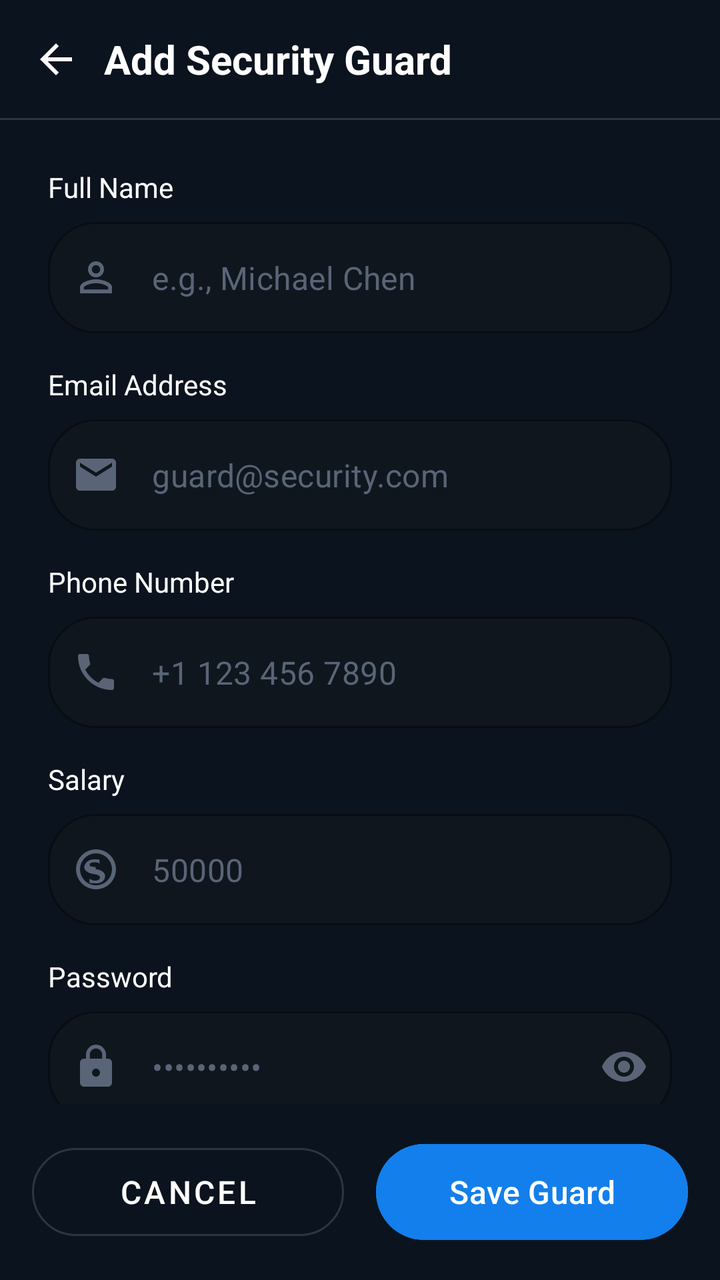
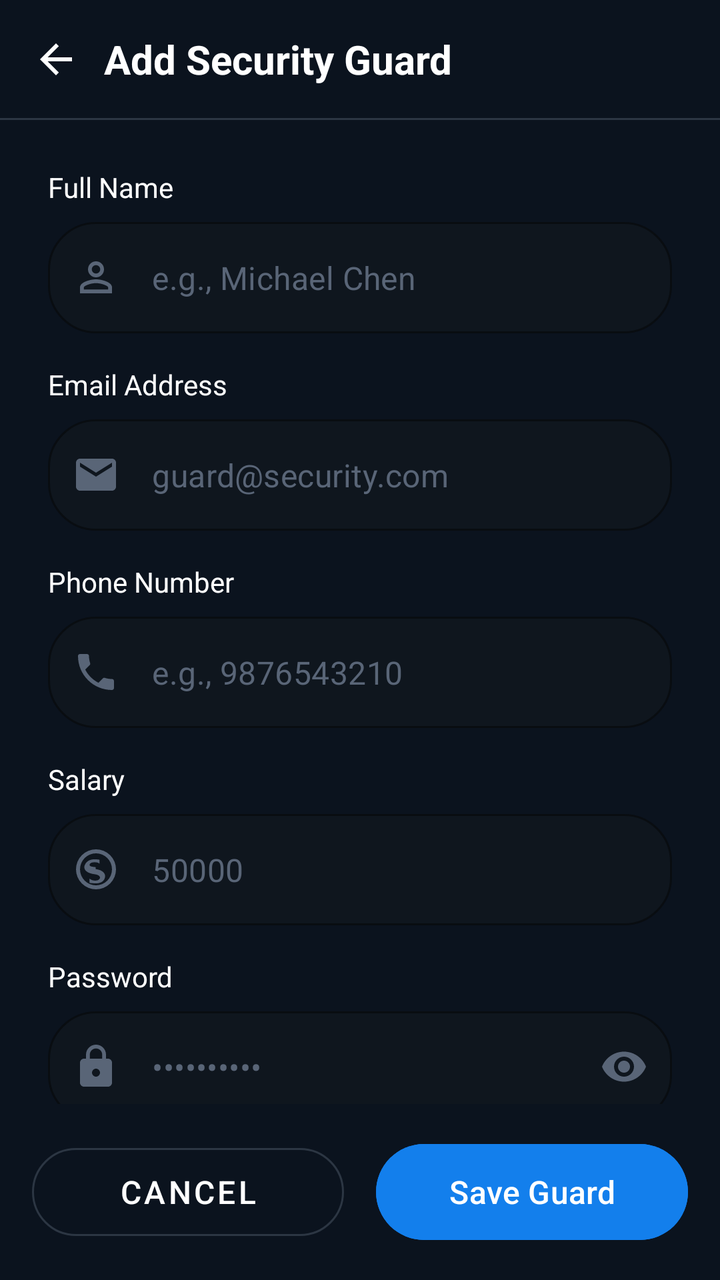

Before-and-after screenshots of an Android layout around one commit, followed by the original layout XML and the change that was made.
<!-- AndroidManifest.xml: application theme Theme.HouseVisitorManagementSystem -->
<!-- res/layout/activity_add_security_guard.xml -->
<?xml version="1.0" encoding="utf-8"?>
<androidx.constraintlayout.widget.ConstraintLayout xmlns:android="http://schemas.android.com/apk/res/android"
    xmlns:app="http://schemas.android.com/apk/res-auto"
    xmlns:tools="http://schemas.android.com/tools"
    android:id="@+id/main"
    android:layout_width="match_parent"
    android:layout_height="match_parent"
    android:background="@color/night_blue"
    tools:context=".AddSecurityGuardsActivity">

    <androidx.constraintlayout.widget.ConstraintLayout
        android:id="@+id/headerLayout"
        android:layout_width="match_parent"
        android:layout_height="wrap_content"
        android:padding="16dp"
        app:layout_constraintTop_toTopOf="parent">

        <ImageView
            android:id="@+id/btnBack"
            android:layout_width="24dp"
            android:layout_height="24dp"
            android:contentDescription="Back"
            android:src="@drawable/ic_arrow_back"
            app:layout_constraintBottom_toBottomOf="parent"
            app:layout_constraintStart_toStartOf="parent"
            app:layout_constraintTop_toTopOf="parent"
            app:tint="@color/white" />

        <TextView
            android:layout_width="wrap_content"
            android:layout_height="wrap_content"
            android:layout_marginStart="12dp"
            android:text="Add Security Guard"
            android:textColor="@color/white"
            android:textSize="20sp"
            android:textStyle="bold"
            app:layout_constraintBottom_toBottomOf="parent"
            app:layout_constraintStart_toEndOf="@id/btnBack"
            app:layout_constraintTop_toTopOf="parent" />

    </androidx.constraintlayout.widget.ConstraintLayout>

    <View
        android:id="@+id/divider"
        android:layout_width="match_parent"
        android:layout_height="1dp"
        android:background="@color/slate_blue_gray"
        app:layout_constraintTop_toBottomOf="@id/headerLayout" />

    <androidx.core.widget.NestedScrollView
        android:layout_width="match_parent"
        android:layout_height="0dp"
        android:fillViewport="true"
        app:layout_constraintBottom_toTopOf="@id/footerLayout"
        app:layout_constraintTop_toBottomOf="@id/divider">

        <LinearLayout
            android:layout_width="match_parent"
            android:layout_height="wrap_content"
            android:orientation="vertical"
            android:padding="24dp">

            <TextView
                android:layout_width="wrap_content"
                android:layout_height="wrap_content"
                android:layout_marginBottom="8dp"
                android:text="Full Name"
                android:textColor="@color/white"
                android:textSize="14sp" />

            <com.google.android.material.textfield.TextInputLayout
                android:id="@+id/etFullName"
                style="@style/Widget.MaterialComponents.TextInputLayout.OutlinedBox"
                android:layout_width="match_parent"
                android:layout_height="wrap_content"
                android:layout_marginBottom="16dp"
                app:boxBackgroundColor="@color/charcoal_navy"
                app:boxCornerRadiusBottomEnd="24dp"
                app:boxCornerRadiusBottomStart="24dp"
                app:boxCornerRadiusTopEnd="24dp"
                app:boxCornerRadiusTopStart="24dp"
                app:boxStrokeColor="@color/slate_blue_gray"
                app:boxStrokeWidth="1dp"
                app:hintEnabled="false"
                app:startIconDrawable="@drawable/ic_person_outline"
                app:startIconTint="@color/slate_gray">

                <com.google.android.material.textfield.TextInputEditText
                    android:layout_width="match_parent"
                    android:layout_height="wrap_content"
                    android:hint="e.g., Michael Chen"
                    android:inputType="textPersonName"
                    android:textColor="@color/white"
                    android:textColorHint="@color/slate_gray" />
            </com.google.android.material.textfield.TextInputLayout>

            <TextView
                android:layout_width="wrap_content"
                android:layout_height="wrap_content"
                android:layout_marginBottom="8dp"
                android:text="Email Address"
                android:textColor="@color/white"
                android:textSize="14sp" />

            <com.google.android.material.textfield.TextInputLayout
                android:id="@+id/etEmail"
                style="@style/Widget.MaterialComponents.TextInputLayout.OutlinedBox"
                android:layout_width="match_parent"
                android:layout_height="wrap_content"
                android:layout_marginBottom="16dp"
                app:boxBackgroundColor="@color/charcoal_navy"
                app:boxCornerRadiusBottomEnd="24dp"
                app:boxCornerRadiusBottomStart="24dp"
                app:boxCornerRadiusTopEnd="24dp"
                app:boxCornerRadiusTopStart="24dp"
                app:boxStrokeColor="@color/slate_blue_gray"
                app:boxStrokeWidth="1dp"
                app:hintEnabled="false"
                app:startIconDrawable="@drawable/ic_email_send"
                app:startIconTint="@color/slate_gray">

                <com.google.android.material.textfield.TextInputEditText
                    android:layout_width="match_parent"
                    android:layout_height="wrap_content"
                    android:hint="guard@security.com"
                    android:inputType="textEmailAddress"
                    android:textColor="@color/white"
                    android:textColorHint="@color/slate_gray" />
            </com.google.android.material.textfield.TextInputLayout>

            <TextView
                android:layout_width="wrap_content"
                android:layout_height="wrap_content"
                android:layout_marginBottom="8dp"
                android:text="Phone Number"
                android:textColor="@color/white"
                android:textSize="14sp" />

            <com.google.android.material.textfield.TextInputLayout
                android:id="@+id/etPhoneNumber"
                style="@style/Widget.MaterialComponents.TextInputLayout.OutlinedBox"
                android:layout_width="match_parent"
                android:layout_height="wrap_content"
                android:layout_marginBottom="16dp"
                app:boxBackgroundColor="@color/charcoal_navy"
                app:boxCornerRadiusBottomEnd="24dp"
                app:boxCornerRadiusBottomStart="24dp"
                app:boxCornerRadiusTopEnd="24dp"
                app:boxCornerRadiusTopStart="24dp"
                app:boxStrokeColor="@color/slate_blue_gray"
                app:boxStrokeWidth="1dp"
                app:hintEnabled="false"
                app:startIconDrawable="@drawable/ic_phone"
                app:startIconTint="@color/slate_gray">

                <com.google.android.material.textfield.TextInputEditText
                    android:layout_width="match_parent"
                    android:layout_height="wrap_content"
                    android:hint="+1 123 456 7890"
                    android:inputType="phone"
                    android:textColor="@color/white"
                    android:textColorHint="@color/slate_gray" />
            </com.google.android.material.textfield.TextInputLayout>

            <TextView
                android:layout_width="wrap_content"
                android:layout_height="wrap_content"
                android:layout_marginBottom="8dp"
                android:text="Salary"
                android:textColor="@color/white"
                android:textSize="14sp" />

            <com.google.android.material.textfield.TextInputLayout
                android:id="@+id/etSalary"
                style="@style/Widget.MaterialComponents.TextInputLayout.OutlinedBox"
                android:layout_width="match_parent"
                android:layout_height="wrap_content"
                android:layout_marginBottom="16dp"
                app:boxBackgroundColor="@color/charcoal_navy"
                app:boxCornerRadiusBottomEnd="24dp"
                app:boxCornerRadiusBottomStart="24dp"
                app:boxCornerRadiusTopEnd="24dp"
                app:boxCornerRadiusTopStart="24dp"
                app:boxStrokeColor="@color/slate_blue_gray"
                app:boxStrokeWidth="1dp"
                app:hintEnabled="false"
                app:startIconDrawable="@drawable/ic_payment"
                app:startIconTint="@color/slate_gray">

                <com.google.android.material.textfield.TextInputEditText
                    android:layout_width="match_parent"
                    android:layout_height="wrap_content"
                    android:hint="50000"
                    android:inputType="numberDecimal"
                    android:textColor="@color/white"
                    android:textColorHint="@color/slate_gray" />
            </com.google.android.material.textfield.TextInputLayout>

            <TextView
                android:layout_width="wrap_content"
                android:layout_height="wrap_content"
                android:layout_marginBottom="8dp"
                android:text="Password"
                android:textColor="@color/white"
                android:textSize="14sp" />

            <com.google.android.material.textfield.TextInputLayout
                android:id="@+id/etPassword"
                style="@style/Widget.MaterialComponents.TextInputLayout.OutlinedBox"
                android:layout_width="match_parent"
                android:layout_height="wrap_content"
                android:layout_marginBottom="16dp"
                app:boxBackgroundColor="@color/charcoal_navy"
                app:boxCornerRadiusBottomEnd="24dp"
                app:boxCornerRadiusBottomStart="24dp"
                app:boxCornerRadiusTopEnd="24dp"
                app:boxCornerRadiusTopStart="24dp"
                app:boxStrokeColor="@color/slate_blue_gray"
                app:boxStrokeWidth="1dp"
                app:endIconMode="password_toggle"
                app:endIconTint="@color/slate_gray"
                app:hintEnabled="false"
                app:startIconDrawable="@drawable/ic_lock_outline"
                app:startIconTint="@color/slate_gray">

                <com.google.android.material.textfield.TextInputEditText
                    android:layout_width="match_parent"
                    android:layout_height="wrap_content"
                    android:hint="••••••••••"
                    android:inputType="textPassword"
                    android:textColor="@color/white"
                    android:textColorHint="@color/slate_gray" />
            </com.google.android.material.textfield.TextInputLayout>

            
            <TextView
                android:layout_width="wrap_content"
                android:layout_height="wrap_content"
                android:layout_marginBottom="8dp"
                android:text="Shift"
                android:textColor="@color/white"
                android:textSize="14sp" />

            <com.google.android.material.textfield.TextInputLayout
                android:id="@+id/spShift"
                style="@style/Widget.MaterialComponents.TextInputLayout.OutlinedBox.ExposedDropdownMenu"
                android:layout_width="match_parent"
                android:layout_height="wrap_content"
                app:boxBackgroundColor="@color/charcoal_navy"
                app:boxCornerRadiusBottomEnd="24dp"
                app:boxCornerRadiusBottomStart="24dp"
                app:boxCornerRadiusTopEnd="24dp"
                app:boxCornerRadiusTopStart="24dp"
                android:layout_marginBottom="16dp"
                app:boxStrokeColor="@color/slate_blue_gray"
                app:boxStrokeWidth="1dp"
                app:hintEnabled="false"
                app:startIconDrawable="@drawable/ic_time"
                app:startIconTint="@color/slate_gray">

                <AutoCompleteTextView
                    android:id="@+id/actvShift"
                    android:layout_width="match_parent"
                    android:layout_height="wrap_content"
                    android:hint="Morning"
                    android:inputType="none"
                    android:textColor="@color/white"
                    android:textColorHint="@color/slate_gray" />
            </com.google.android.material.textfield.TextInputLayout>


            <TextView
                android:layout_width="wrap_content"
                android:layout_height="wrap_content"
                android:layout_marginBottom="8dp"
                android:text="Guard Photo"
                android:textColor="@color/white"
                android:textSize="14sp" />

            <LinearLayout
                android:id="@+id/btnPickPhoto"
                android:layout_width="match_parent"
                android:layout_height="wrap_content"
                android:minHeight="140dp"
                android:layout_marginBottom="16dp"
                android:padding="4dp"
                android:background="@drawable/bg_dotted_border"
                android:gravity="center"
                android:orientation="vertical">

                <androidx.cardview.widget.CardView
                    android:layout_width="match_parent"
                    android:layout_height="wrap_content"
                    app:cardCornerRadius="12dp"
                    app:cardElevation="0dp"
                    app:cardBackgroundColor="@android:color/transparent">

                    <ImageView
                        android:id="@+id/ivGuardPhoto"
                        android:layout_width="match_parent"
                        android:layout_height="wrap_content"
                        android:adjustViewBounds="true"
                        android:scaleType="fitCenter"
                        android:visibility="gone" />

                </androidx.cardview.widget.CardView>

                <LinearLayout
                    android:id="@+id/pickContent"
                    android:layout_width="wrap_content"
                    android:layout_height="wrap_content"
                    android:gravity="center"
                    android:orientation="vertical">

                    <ImageView
                        android:layout_width="45dp"
                        android:layout_height="45dp"
                        android:background="@drawable/circle_dark_bg"
                        android:padding="10dp"
                        android:src="@drawable/ic_camera"
                        app:tint="@color/white" />

                    <TextView
                        android:layout_width="wrap_content"
                        android:layout_height="wrap_content"
                        android:layout_marginTop="10dp"
                        android:text="Tap to capture or pick"
                        android:textColor="@color/bright_azure_blue"
                        android:textSize="14sp" />
                </LinearLayout>
            </LinearLayout>


        </LinearLayout>
    </androidx.core.widget.NestedScrollView>

    <LinearLayout
        android:id="@+id/footerLayout"
        android:layout_width="match_parent"
        android:layout_height="wrap_content"
        android:orientation="horizontal"
        android:padding="16dp"
        app:layout_constraintBottom_toBottomOf="parent">

        <com.google.android.material.button.MaterialButton
            android:id="@+id/btnCancel"
            style="@style/Widget.MaterialComponents.Button.OutlinedButton"
            android:layout_width="0dp"
            android:layout_height="56dp"
            android:layout_marginEnd="8dp"
            android:layout_weight="1"
            android:text="Cancel"
            android:textColor="@color/white"
            android:textSize="16sp"
            app:cornerRadius="28dp"
            app:strokeColor="@color/slate_blue_gray"
            app:strokeWidth="1dp" />

        <com.google.android.material.button.MaterialButton
            android:id="@+id/btnSaveGuard"
            android:layout_width="0dp"
            android:layout_height="56dp"
            android:layout_marginStart="8dp"
            android:layout_weight="1"
            android:backgroundTint="@color/bright_azure_blue"
            android:text="Save Guard"
            android:textColor="@color/white"
            android:textSize="16sp"
            app:cornerRadius="28dp" />

    </LinearLayout>

</androidx.constraintlayout.widget.ConstraintLayout>
<!-- resources referenced by this layout -->
<resources>
  <color name="bright_azure_blue">#137fec</color>
  <color name="charcoal_navy">#0F161E</color>
  <color name="night_blue">#0B131E</color>
  <color name="slate_blue_gray">#2C3643</color>
  <color name="slate_gray">#596577</color>
  <color name="white">#FFFFFF</color>
  <!-- drawable bg_dotted_border (drawable) -->
  <?xml version="1.0" encoding="utf-8"?>
  <shape xmlns:android="http://schemas.android.com/apk/res/android">
      <stroke
          android:width="1dp"
          android:color="@color/text_grey"
          android:dashWidth="8dp"
          android:dashGap="8dp" />
      <corners android:radius="16dp" />
  </shape>
  <!-- drawable circle_dark_bg (drawable) -->
  <?xml version="1.0" encoding="utf-8"?>
  <shape xmlns:android="http://schemas.android.com/apk/res/android"
      android:shape="oval">
      <solid android:color="#1A2332" />
  </shape>
  <!-- drawable ic_arrow_back (drawable) -->
  <vector xmlns:android="http://schemas.android.com/apk/res/android"
      android:width="24dp"
      android:height="24dp"
      android:viewportWidth="24"
      android:viewportHeight="24">
      <path
          android:fillColor="#FFFFFF"
          android:pathData="M20,11H7.83l5.59,-5.59L12,4l-8,8 8,8 1.41,-1.41L7.83,13H20v-2z" />
  </vector>
  <!-- drawable ic_camera (drawable) -->
  <vector xmlns:android="http://schemas.android.com/apk/res/android"
      android:width="24dp"
      android:height="24dp"
      android:viewportWidth="24"
      android:viewportHeight="24">
      <path
          android:fillColor="#FFFFFF"
          android:pathData="M20,4h-3.17L15,2H9L7.17,4H4c-1.1,0 -2,0.9 -2,2v12c0,1.1 0.9,2 2,2h16c1.1,0 2,-0.9 2,-2V6c0,-1.1 -0.9,-2 -2,-2zM12,17c-2.76,0 -5,-2.24 -5,-5s2.24,-5 5,-5 5,2.24 5,5 -2.24,5 -5,5zM12,9c-1.66,0 -3,1.34 -3,3s1.34,3 3,3 3,-1.34 3,-3 -1.34,-3 -3,-3z" />
  </vector>
  <!-- drawable ic_email_send (drawable) -->
  <vector xmlns:android="http://schemas.android.com/apk/res/android"
      android:width="24dp"
      android:height="24dp"
      android:viewportWidth="24"
      android:viewportHeight="24">
      <path
          android:fillColor="#FFFFFF"
          android:pathData="M20,4H4c-1.1,0 -1.99,0.9 -1.99,2L2,18c0,1.1 0.9,2 2,2h16c1.1,0 2,-0.9 2,-2V6c0,-1.1 -0.9,-2 -2,-2zM20,8l-8,5 -8,-5V6l8,5 8,-5v2z" />
  </vector>
  <!-- drawable ic_lock_outline (drawable) -->
  <vector xmlns:android="http://schemas.android.com/apk/res/android"
      android:width="24dp"
      android:height="24dp"
      android:viewportWidth="24"
      android:viewportHeight="24">
      <path
          android:fillColor="#FFFFFF"
          android:pathData="M18,8h-1V6c0,-2.76 -2.24,-5 -5,-5S7,3.24 7,6v2H6c-1.1,0 -2,0.9 -2,2v10c0,1.1 0.9,2 2,2h12c1.1,0 2,-0.9 2,-2V10C20,8.9 19.1,8 18,8zM12,17c-1.1,0 -2,-0.9 -2,-2c0,-1.1 0.9,-2 2,-2s2,0.9 2,2C14,16.1 13.1,17 12,17zM15.1,8H8.9V6c0,-1.71 1.39,-3.1 3.1,-3.1s3.1,1.39 3.1,3.1V8z" />
  </vector>
  <!-- drawable ic_time (drawable) -->
  <vector xmlns:android="http://schemas.android.com/apk/res/android"
      android:width="24dp"
      android:height="24dp"
      android:viewportWidth="24"
      android:viewportHeight="24">
      <path
          android:fillColor="#FFFFFF"
          android:pathData="M12,2C6.5,2 2,6.5 2,12s4.5,10 10,10s10,-4.5 10,-10S17.5,2 12,2zM12,20c-4.41,0 -8,-3.59 -8,-8s3.59,-8 8,-8s8,3.59 8,8S16.41,20 12,20zM12.5,7H11v6l5.25,3.15l0.75,-1.23l-4.5,-2.67V7z"/>
  </vector>
  <style name="Theme.HouseVisitorManagementSystem" parent="Base.Theme.HouseVisitorManagementSystem" />
  <color name="text_grey">#8B95A5</color>
  <style name="Base.Theme.HouseVisitorManagementSystem" parent="Theme.Material3.DayNight.NoActionBar">
          
          
      </style>
  <!-- unchanged entries left out for length: 3 -->
</resources>

<!-- the commit's change to res/layout/activity_add_security_guard.xml (unified diff, before → after) -->
@@ -156,8 +156,9 @@
                 <com.google.android.material.textfield.TextInputEditText
                     android:layout_width="match_parent"
                     android:layout_height="wrap_content"
-                    android:hint="+1 123 456 7890"
+                    android:hint="e.g., 9876543210"
                     android:inputType="phone"
+                    android:maxLength="10"
                     android:textColor="@color/white"
                     android:textColorHint="@color/slate_gray" />
             </com.google.android.material.textfield.TextInputLayout>
